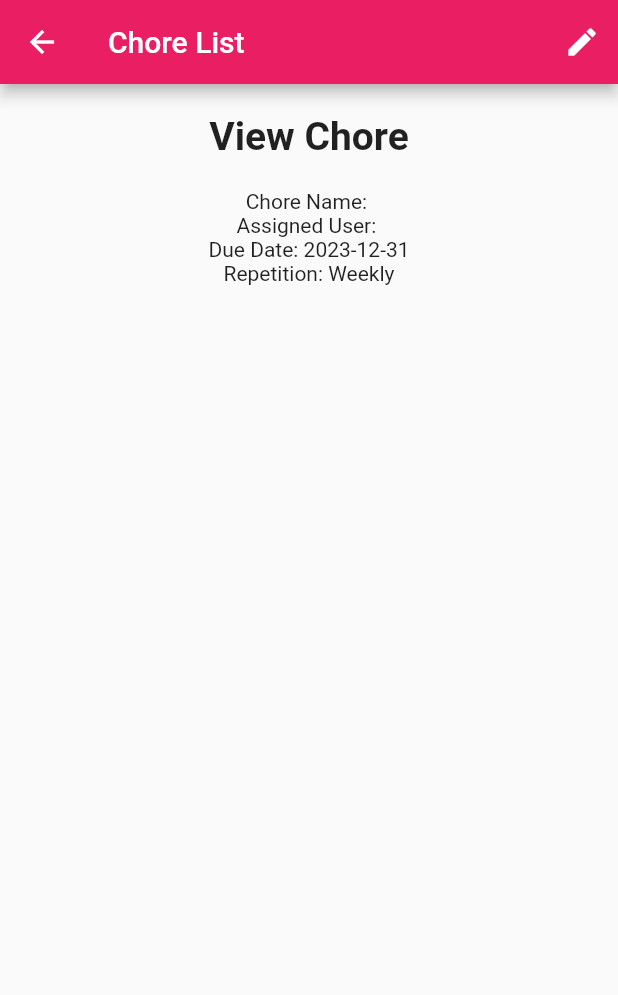
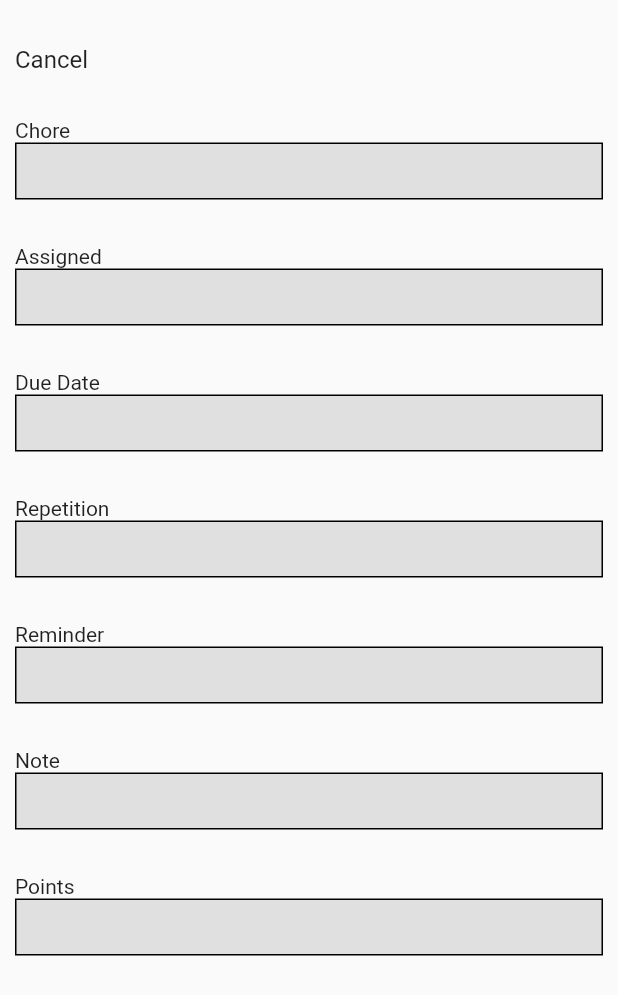
Before and after one commit to Jdd2020/rumii, a Flutter app: the ViewChore screen opened directly with empty values, on a phone screen of 412 x 824 dp. Shown: the top 995 px of the screen. Run offline on Flutter 3.47's test engine with Material 2 defaults, Android fonts, the light colour scheme and no system bars.

Commit message:
view_chore_view.dart

```diff
--- a/lib/views/Chores/view_chore_view.dart
+++ b/lib/views/Chores/view_chore_view.dart
@@ -1,71 +1,216 @@
 import 'package:flutter/material.dart';
 import 'package:rumii/views/Chores/edit_chore_view.dart';
+import 'chore_list_view.dart';
 
 class ViewChore extends StatelessWidget {
   final String choreName;
   final String assignUser;
+  final String note;
+  final String dueDate;
+  final String repetition;
+  final String reminder;
+  final String points;
 
-
-  ViewChore({
-    required this.choreName,
-    required this.assignUser,
-
-  });
-
-  // fetch additional chore details based on choreName and assignUser
-  // (placeholder)
-  Map<String, String> fetchChoreDetails() {
-    // replace with actual data fetching logic
-    return {
-      'dueDate': '2023-12-31',
-      'repetition': 'Weekly',
-      // ...
-    };
-  }
+  const ViewChore(
+      {Key? key,
+      required this.choreName,
+      required this.assignUser,
+      required this.note,
+      required this.dueDate,
+      required this.repetition,
+      required this.reminder,
+      required this.points})
+      : super(key: key);
 
   @override
   Widget build(BuildContext context) {
-
-    final Map<String, String> choreDetails = fetchChoreDetails();
-
     return Scaffold(
-      appBar: AppBar(
-        title: Text('Chore List'),
-        actions: [
-          IconButton(
-            icon: Icon(Icons.edit),
-            onPressed: () {
-
-              Navigator.push(
-                context,
-                  MaterialPageRoute(
-                    builder: (context) => EditChore(chore: choreName, assignedUser: assignUser),
-                    ),
-              );
-            },
-          ),
-        ],
-      ),
       body: Container(
         padding: const EdgeInsets.all(10),
         width: MediaQuery.of(context).size.width,
         height: MediaQuery.of(context).size.height,
-        child: Column(
-          children: <Widget>[
-            const SizedBox(height: 10),
+        child: Column(children: <Widget>[
+          const SizedBox(height: 20),
+          Row(mainAxisAlignment: MainAxisAlignment.spaceBetween, children: [
+            InkWell(
+                child: const Text('Cancel',
+                    style: TextStyle(
+                      fontSize: 16,
+                    )),
+                onTap: () => {
+                      Navigator.push(
+                          context,
+                          MaterialPageRoute(
+                              builder: (context) => const ChoreListView()))
+                    }),
+            /*InkWell(
+                child: const Text('Edit',
+                    style: TextStyle(
+                      fontSize: 16,
+                    )),
+                onTap: () => {
+                      Navigator.push(
+                          context,
+                          MaterialPageRoute(
+                              builder: (context) => const EditChore(
+                                    choreName: '',
+                                    assignUser: '',
+                                    note: '',
+                                    dueDate: '',
+                                    repetition: '',
+                                    reminder: '',
+                                    points: '',
+                                  )))
+                    }),*/
+          ]),
+          const SizedBox(
+            height: 30,
+          ),
+          Column(crossAxisAlignment: CrossAxisAlignment.start, children: [
             const Text(
-              'View Chore',
-              style: TextStyle(fontSize: 26, fontWeight: FontWeight.bold),
+              'Chore',
+              style: TextStyle(
+                fontWeight: FontWeight.normal,
+              ),
             ),
-            const SizedBox(height: 20),
-            // chore details in a non-mutable format
-            Text('Chore Name: $choreName'),
-            Text('Assigned User: $assignUser'),
-            Text('Due Date: ${choreDetails['dueDate']}'),
-            Text('Repetition: ${choreDetails['repetition']}'),
-            // rest
-          ],
-        ),
+            SizedBox(
+                width: 1500,
+                child: Container(
+                  padding: const EdgeInsets.all(10),
+                  decoration: BoxDecoration(
+                    border: Border.all(color: Colors.black),
+                    color: Colors.grey.shade300,
+                  ),
+                  child: Text(choreName),
+                ))
+          ]),
+          const SizedBox(
+            height: 30,
+          ),
+          Column(crossAxisAlignment: CrossAxisAlignment.start, children: [
+            const Text(
+              'Assigned',
+              style: TextStyle(
+                fontWeight: FontWeight.normal,
+              ),
+            ),
+            SizedBox(
+                width: 1500,
+                child: Container(
+                  padding: const EdgeInsets.all(10),
+                  decoration: BoxDecoration(
+                    border: Border.all(color: Colors.black),
+                    color: Colors.grey.shade300,
+                  ),
+                  child: Text(assignUser),
+                ))
+          ]),
+          const SizedBox(
+            height: 30,
+          ),
+          Column(crossAxisAlignment: CrossAxisAlignment.start, children: [
+            const Text(
+              'Due Date',
+              style: TextStyle(
+                fontWeight: FontWeight.normal,
+              ),
+            ),
+            SizedBox(
+                width: 1500,
+                child: Container(
+                  padding: const EdgeInsets.all(10),
+                  decoration: BoxDecoration(
+                    border: Border.all(color: Colors.black),
+                    color: Colors.grey.shade300,
+                  ),
+                  child: Text(dueDate),
+                ))
+          ]),
+          const SizedBox(
+            height: 30,
+          ),
+          Column(crossAxisAlignment: CrossAxisAlignment.start, children: [
+            const Text(
+              'Repetition',
+              style: TextStyle(
+                fontWeight: FontWeight.normal,
+              ),
+            ),
+            SizedBox(
+                width: 1500,
+                child: Container(
+                  padding: const EdgeInsets.all(10),
+                  decoration: BoxDecoration(
+                    border: Border.all(color: Colors.black),
+                    color: Colors.grey.shade300,
+                  ),
+                  child: Text(repetition),
+                ))
+          ]),
+          const SizedBox(
+            height: 30,
+          ),
+          Column(crossAxisAlignment: CrossAxisAlignment.start, children: [
+            const Text(
+              'Reminder',
+              style: TextStyle(
+                fontWeight: FontWeight.normal,
+              ),
+            ),
+            SizedBox(
+                width: 1500,
+                child: Container(
+                  padding: const EdgeInsets.all(10),
+                  decoration: BoxDecoration(
+                    border: Border.all(color: Colors.black),
+                    color: Colors.grey.shade300,
+                  ),
+                  child: Text(reminder),
+                ))
+          ]),
+          const SizedBox(
+            height: 30,
+          ),
+          Column(crossAxisAlignment: CrossAxisAlignment.start, children: [
+            const Text(
+              'Note',
+              style: TextStyle(
+                fontWeight: FontWeight.normal,
+              ),
+            ),
+            SizedBox(
+                width: 1500,
+                child: Container(
+                  padding: const EdgeInsets.all(10),
+                  decoration: BoxDecoration(
+                    border: Border.all(color: Colors.black),
+                    color: Colors.grey.shade300,
+                  ),
+                  child: Text(note),
+                ))
+          ]),
+          const SizedBox(
+            height: 30,
+          ),
+          Column(crossAxisAlignment: CrossAxisAlignment.start, children: [
+            const Text(
+              'Points',
+              style: TextStyle(
+                fontWeight: FontWeight.normal,
+              ),
+            ),
+            SizedBox(
+                width: 1500,
+                child: Container(
+                  padding: const EdgeInsets.all(10),
+                  decoration: BoxDecoration(
+                    border: Border.all(color: Colors.black),
+                    color: Colors.grey.shade300,
+                  ),
+                  child: Text(points),
+                ))
+          ]),
+        ]),
       ),
     );
   }
```
